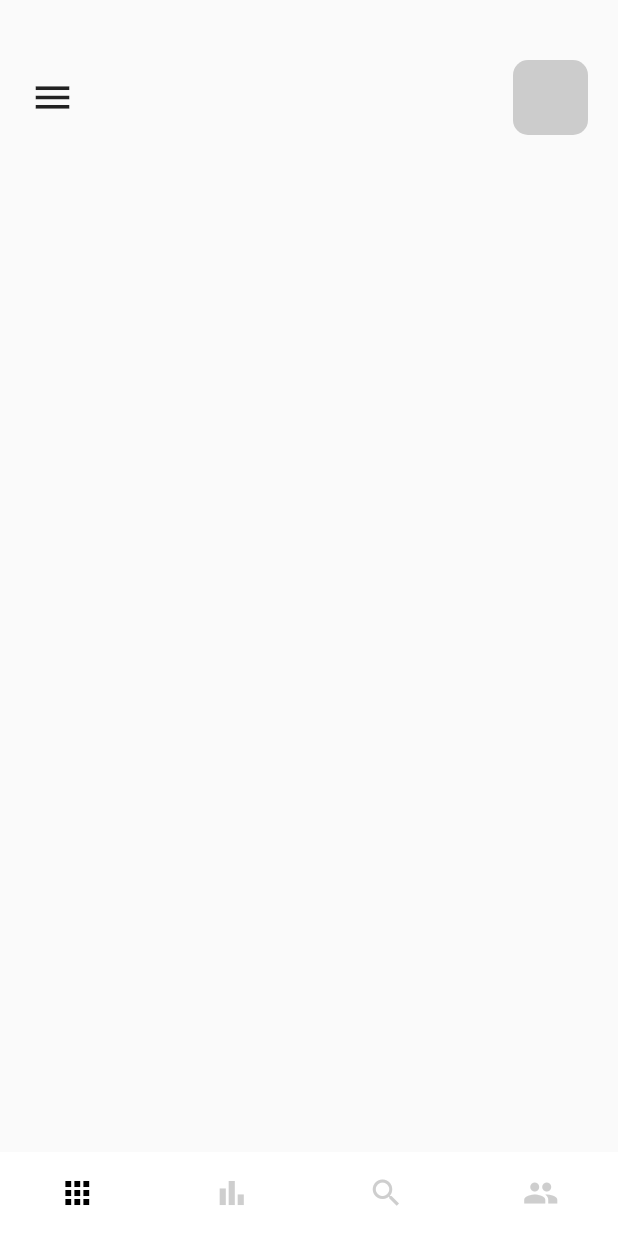
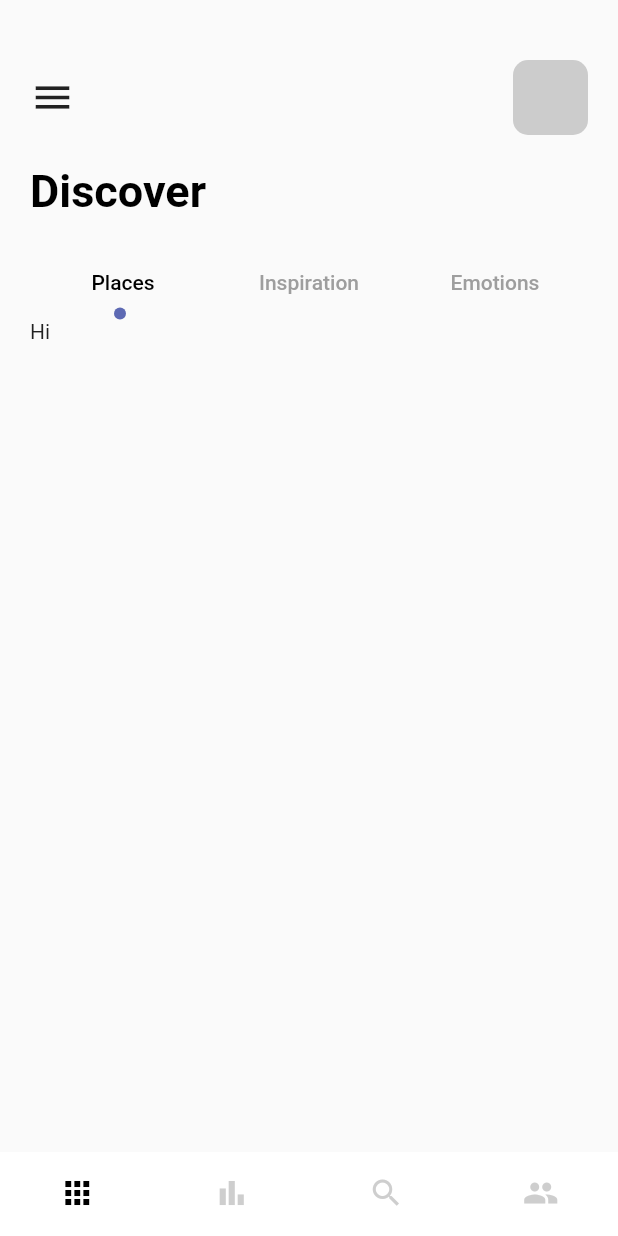
Before and after one commit to baonguyen-dev/flutter_cubit, a Flutter app: the screen it shows after launch, on a phone screen of 412 x 824 dp. Run offline on Flutter 3.47's test engine with Material 2 defaults, Android fonts, the phone set to English and light mode, and no system bars.

Commit message:
added tab bar

```diff
--- a/lib/pages/navpages/home_page.dart
+++ b/lib/pages/navpages/home_page.dart
@@ -1,4 +1,7 @@
 import 'package:flutter/material.dart';
+import 'package:flutter_cubit/widgets/app_large_text.dart';
+
+import '../../misc/colors.dart';
 
 class HomePage extends StatefulWidget {
   const HomePage({Key? key}) : super(key: key);
@@ -7,13 +10,15 @@ class HomePage extends StatefulWidget {
   State<HomePage> createState() => _HomePageState();
 }
 
-class _HomePageState extends State<HomePage> {
+class _HomePageState extends State<HomePage> with TickerProviderStateMixin {
   @override
   Widget build(BuildContext context) {
+    TabController _tabController = TabController(length: 3, vsync: this);
     return Scaffold(
       body: Container(
         margin: EdgeInsets.only(top: 40, left: 20, right: 20),
         child: Column(
+          crossAxisAlignment: CrossAxisAlignment.start,
           children: [
             Container(
               child: Row(
@@ -33,10 +38,69 @@ class _HomePageState extends State<HomePage> {
                 ],
               ),
             ),
-
+            SizedBox(height: 20,),
+            AppLargeText(text: "Discover"),
+            SizedBox(height: 20,),
+            Container(
+              child: TabBar(
+                controller: _tabController,
+                labelColor: Colors.black,
+                unselectedLabelColor: Colors.grey,
+                indicatorSize: TabBarIndicatorSize.label,
+                indicator: CircleTabIndicator(color: AppColors.mainColor, radius: 4),
+                tabs: [
+                  Tab(text: "Places",),
+                  Tab(text: "Inspiration",),
+                  Tab(text: "Emotions",),
+                ],
+              ),
+            ),
+            Container(
+              width: double.maxFinite,
+              height: 300,
+              child: TabBarView(
+                controller: _tabController,
+                children: [
+                  Text("Hi"),
+                  Text("There"),
+                  Text("Bye"),
+                ],
+              ),
+            )
           ],
         ),
       ),
     );
   }
 }
+
+class CircleTabIndicator extends Decoration {
+  final Color color;
+  double radius;
+
+  CircleTabIndicator({required this.color, required this.radius});
+
+  @override
+  BoxPainter createBoxPainter([VoidCallback? onChanged]) {
+    // TODO: implement createBoxPainter
+    return _CirclePainter(color: color, radius: radius);
+  }
+}
+
+class _CirclePainter extends BoxPainter {
+  final Color color;
+  double radius;
+
+  _CirclePainter({required this.color, required this.radius});
+  @override
+  void paint(Canvas canvas, Offset offset, ImageConfiguration configuration) {
+    Paint _paint = Paint();
+    _paint.color = color;
+    _paint.isAntiAlias = true;
+
+    Offset _circleOffset = Offset(configuration.size!.width/2 - radius / 2, configuration.size!.height - radius);
+
+    canvas.drawCircle(offset + _circleOffset, radius, _paint);
+  }
+
+}
```
